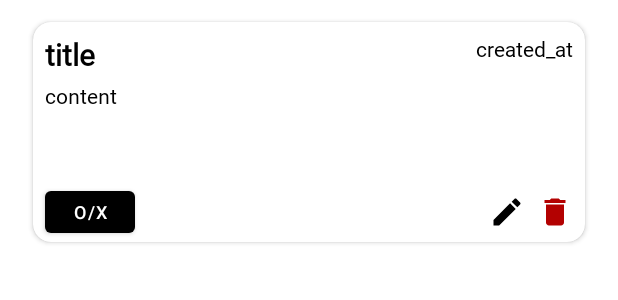
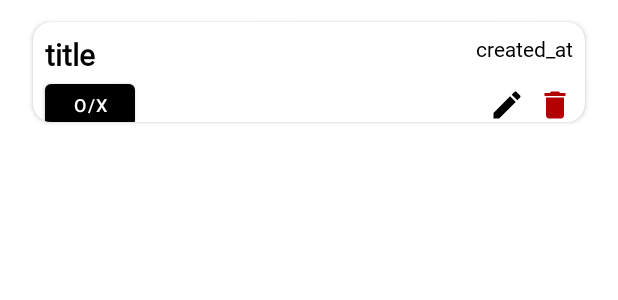
Before and after one commit to CUTY-DMS/Team3-DTL-Android, an Android app: the layout my_recyclerview.xml on its own in the app's theme, with its tools: preview values and no code run, on a phone screen of 412 x 824 dp. Shown: the top 300 px of the screen. Run offline under Robolectric (Android 15) with nearby library versions, the phone set to English and light mode, and no system bars.

Commit message:
🌟:: 최종 완성본

```diff
--- a/TodoList/app/src/main/java/com/tmdhoon/todolist/Adapter/MyTodoAdapter.java
+++ b/TodoList/app/src/main/java/com/tmdhoon/todolist/Adapter/MyTodoAdapter.java
@@ -16,6 +16,7 @@ import androidx.recyclerview.widget.RecyclerView;
 
 import com.tmdhoon.todolist.Api.ApiProvider;
 import com.tmdhoon.todolist.Api.ServerApi;
+import com.tmdhoon.todolist.Lobby.DetailActivity;
 import com.tmdhoon.todolist.Lobby.SignInActivity;
 import com.tmdhoon.todolist.Lobby.EditActivity;
 import com.tmdhoon.todolist.R;
@@ -37,7 +38,7 @@ public class MyTodoAdapter extends RecyclerView.Adapter<MyTodoAdapter.MyTodoView
 
     public class MyTodoViewHolder extends RecyclerView.ViewHolder {
 
-        public TextView myContent;
+//        public TextView myContent;
         public TextView myTitle;
         public TextView myCreated_at;
         public ImageView mySuccess;
@@ -48,7 +49,7 @@ public class MyTodoAdapter extends RecyclerView.Adapter<MyTodoAdapter.MyTodoView
         public MyTodoViewHolder(@NonNull View itemView) {
             super(itemView);
 
-            myContent = itemView.findViewById(R.id.tvmyContent);
+//            myContent = itemView.findViewById(R.id.tvmyContent);
             myTitle = itemView.findViewById(R.id.tvmyTitle);
             myCreated_at = itemView.findViewById(R.id.tvmyCreated_at);
             mySuccess = itemView.findViewById(R.id.ivmySuccess);
@@ -69,7 +70,6 @@ public class MyTodoAdapter extends RecyclerView.Adapter<MyTodoAdapter.MyTodoView
 
     @Override
     public void onBindViewHolder(@NonNull MyTodoAdapter.MyTodoViewHolder holder, int position) {
-        holder.myContent.setText(list.get(position).getContent());
         holder.myTitle.setText(list.get(position).getTitle());
         holder.myCreated_at.setText(list.get(position).getCreated_at());
         if (list.get(position).getSuccess() == true) holder.mySuccess.setImageResource(R.drawable.correct);
--- a/TodoList/app/src/main/java/com/tmdhoon/todolist/Lobby/MypageActivity.java
+++ b/TodoList/app/src/main/java/com/tmdhoon/todolist/Lobby/MypageActivity.java
@@ -74,6 +74,7 @@ public class MypageActivity extends AppCompatActivity {
 
                         Intent intent = new Intent(getApplicationContext(), SignInActivity.class);
                         startActivity(intent);
+                        finish();
 
                         Toast.makeText(getApplicationContext(), "로그아웃 되었습니다!", Toast.LENGTH_SHORT).show();
                     }
--- a/TodoList/app/src/main/java/com/tmdhoon/todolist/Lobby/SignInActivity.java
+++ b/TodoList/app/src/main/java/com/tmdhoon/todolist/Lobby/SignInActivity.java
@@ -76,7 +76,6 @@ public class SignInActivity extends AppCompatActivity {
             public void onClick(View view) {
                 Intent intent = new Intent(getApplicationContext(), SignUpActivity.class);
                 startActivity(intent);
-                finish();
             }
         });
 
--- a/TodoList/app/src/main/java/com/tmdhoon/todolist/Lobby/SignUpActivity.java
+++ b/TodoList/app/src/main/java/com/tmdhoon/todolist/Lobby/SignUpActivity.java
@@ -44,6 +44,8 @@ public class SignUpActivity extends AppCompatActivity {
             @Override
             public void onTextChanged(CharSequence charSequence, int i, int i1, int i2) {
                 int length = binding.etRegisterName.getText().length();
+
+                binding.tvnameCount.setText(length + "/10");
 
                 if(length == 10) binding.tvnameCount.setTextColor(Color.RED);
                 else binding.tvnameCount.setTextColor(Color.BLACK);
--- a/TodoList/app/src/main/res/layout/activity_mypage.xml
+++ b/TodoList/app/src/main/res/layout/activity_mypage.xml
@@ -10,7 +10,6 @@
         android:id="@+id/tvcardview"
         android:layout_width="match_parent"
         android:layout_height="96dp"
-        android:backgroundTint="#0A174E"
         app:layout_constraintTop_toTopOf="parent"
         app:layout_constraintLeft_toLeftOf="parent"
         app:layout_constraintRight_toRightOf="parent">
@@ -20,7 +19,7 @@
             android:layout_height="wrap_content"
             android:text="내 정보"
             android:textSize="40sp"
-            android:textColor="@color/white"
+            android:textColor="@color/black"
             android:fontFamily="@font/dohyeon"
             android:layout_gravity="center_horizontal"
             android:layout_marginTop="32dp"/>
@@ -46,7 +45,6 @@
             <androidx.constraintlayout.widget.ConstraintLayout
                 android:layout_width="match_parent"
                 android:layout_height="176dp"
-                android:background="#F5D042"
                 app:layout_constraintTop_toTopOf="parent"
                 app:layout_constraintLeft_toLeftOf="parent"
                 app:layout_constraintRight_toRightOf="parent">
@@ -107,7 +105,7 @@
                 android:layout_width="match_parent"
                 android:layout_height="48dp"
                 android:layout_marginBottom="1dp"
-                android:backgroundTint="#FFDFB9"
+                android:backgroundTint="#ECECEC"
                 app:layout_constraintBottom_toTopOf="@+id/cbLogout">
 
                 <androidx.constraintlayout.widget.ConstraintLayout
--- a/TodoList/app/src/main/res/layout/my_recyclerview.xml
+++ b/TodoList/app/src/main/res/layout/my_recyclerview.xml
@@ -7,7 +7,7 @@
 
     <androidx.cardview.widget.CardView
         android:layout_width="380dp"
-        android:layout_height="160dp"
+        android:layout_height="80dp"
         android:elevation="8dp"
         app:cardCornerRadius="12dp"
         app:cardUseCompatPadding="true"
@@ -21,17 +21,17 @@
             android:layout_width="match_parent"
             android:layout_height="match_parent">
 
-            <TextView
-                android:id="@+id/tvmyContent"
-                android:layout_width="wrap_content"
-                android:layout_height="wrap_content"
-                android:text="content"
-                android:textColor="@color/black"
-                android:fontFamily="@font/dohyeon"
-                android:layout_marginLeft="8dp"
-                android:layout_marginTop="4dp"
-                app:layout_constraintLeft_toLeftOf="parent"
-                app:layout_constraintTop_toBottomOf="@id/tvmyTitle"/>
+<!--            <TextView-->
+<!--                android:id="@+id/tvmyContent"-->
+<!--                android:layout_width="wrap_content"-->
+<!--                android:layout_height="wrap_content"-->
+<!--                android:text="content"-->
+<!--                android:textColor="@color/black"-->
+<!--                android:fontFamily="@font/dohyeon"-->
+<!--                android:layout_marginLeft="8dp"-->
+<!--                android:layout_marginTop="4dp"-->
+<!--                app:layout_constraintLeft_toLeftOf="parent"-->
+<!--                app:layout_constraintTop_toBottomOf="@id/tvmyTitle"/>-->
 
             <TextView
                 android:id="@+id/tvmyTitle"
@@ -66,9 +66,8 @@
                 android:layout_marginLeft="8dp"
                 android:text="O/X"
                 android:textSize="12sp"
-                app:layout_constraintTop_toTopOf="@+id/ivedit"
-                app:layout_constraintLeft_toLeftOf="parent"
-                app:layout_constraintBottom_toBottomOf="@+id/ivedit" />
+                app:layout_constraintTop_toBottomOf="@id/tvmyTitle"
+                app:layout_constraintLeft_toLeftOf="parent" />
 
             <ImageView
                 android:id="@+id/ivmySuccess"
@@ -83,11 +82,11 @@
                 android:id="@+id/ivdelete"
                 android:layout_width="wrap_content"
                 android:layout_height="wrap_content"
+                android:layout_marginRight="8dp"
                 android:src="@drawable/ic_baseline_delete_24"
-                android:layout_marginBottom="8dp"
-                android:layout_marginRight="8dp"
+                app:layout_constraintBottom_toBottomOf="@+id/btSuccess"
                 app:layout_constraintRight_toRightOf="parent"
-                app:layout_constraintBottom_toBottomOf="parent"/>
+                app:layout_constraintTop_toTopOf="@+id/btSuccess" />
 
             <ImageView
                 android:id="@+id/ivedit"
```
